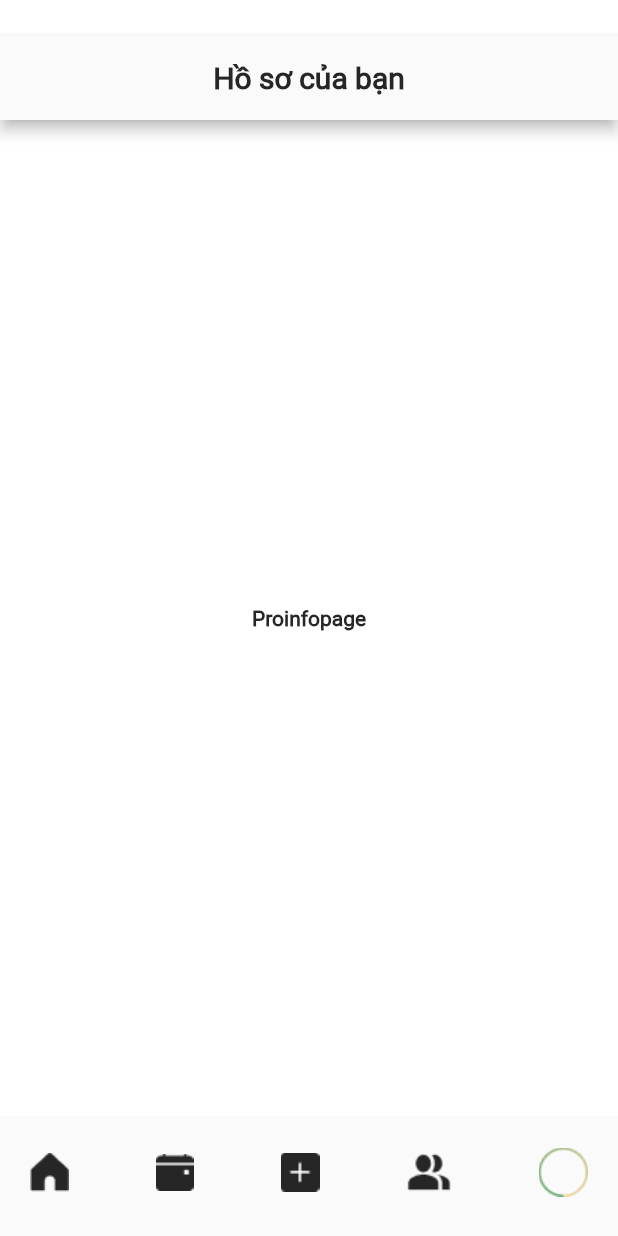
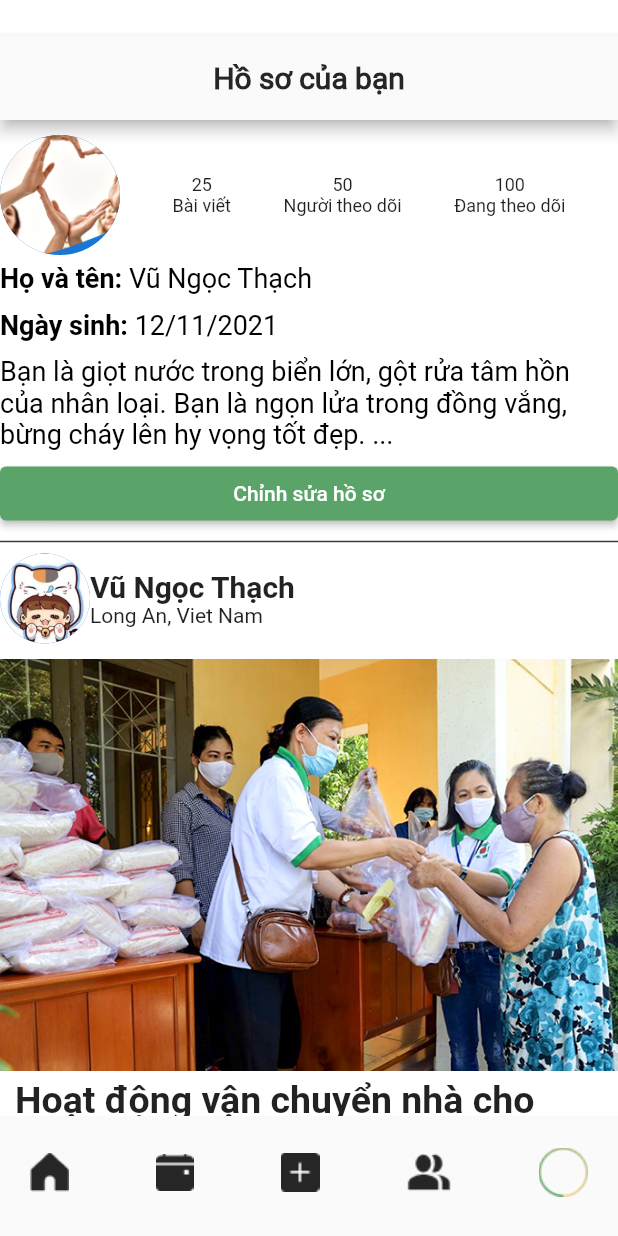
Before and after one commit to HuynhThiMinhNhuc/CharityApp, a Flutter app: the screen it shows after launch, item 5 of the bottom bar chosen, on a phone screen of 412 x 824 dp. Run offline on Flutter 3.47's test engine with Material 2 defaults, Android fonts, the phone set to English and light mode, and no system bars; our stand-ins replace font_awesome_flutter; network calls fail.

Commit message:
add post_overview

```diff
--- /dev/null
+++ b/CharityApp/lib/views/Component/information_creator_post_view.dart
@@ -0,0 +1,32 @@
+import 'package:flutter/material.dart';
+
+class InformationCreatorPostView extends StatelessWidget {
+  final String avatarAsset;
+  final String name;
+  final String location;
+
+  InformationCreatorPostView(this.name, this.location,
+      {this.avatarAsset = "asset/imagesample/avatar1.jpg"});
+
+  @override
+  Widget build(BuildContext context) {
+    return Scrollbar(
+      child: Row(
+        children: [
+          CircleAvatar(
+            backgroundImage: AssetImage(this.avatarAsset),
+            radius: 30,
+          ),
+          Column(
+            crossAxisAlignment: CrossAxisAlignment.start,
+            children: [
+              Text(this.name,
+                  style: TextStyle(fontSize: 20, fontWeight: FontWeight.bold)),
+              Text(this.location, style: TextStyle(fontSize: 14)),
+            ],
+          )
+        ],
+      ),
+    );
+  }
+}
--- /dev/null
+++ b/CharityApp/lib/views/Component/post_overview.dart
@@ -0,0 +1,63 @@
+import 'package:flutter/material.dart';
+
+import 'information_creator_post_view.dart';
+
+class PostOverview extends StatefulWidget {
+  final String nameCreator;
+  final String location;
+  final String title;
+  final String description;
+  final List<String> tags;
+  final String imageAsset;
+
+  PostOverview(this.nameCreator, this.location, this.title, this.description,
+      this.tags, this.imageAsset);
+
+  @override
+  _PostOverviewState createState() => _PostOverviewState();
+}
+
+class _PostOverviewState extends State<PostOverview> {
+  @override
+  Widget build(BuildContext context) {
+    return Column(
+      crossAxisAlignment: CrossAxisAlignment.start,
+      children: [
+        InformationCreatorPostView(widget.nameCreator, widget.location),
+        SizedBox(height: 10,),
+        Image.asset(
+          widget.imageAsset,
+          fit: BoxFit.fitWidth
+        ),
+        Padding(
+          padding: const EdgeInsets.fromLTRB(10,5,5,5),
+          child: Text(
+            widget.title,
+            style: TextStyle(fontWeight: FontWeight.bold, fontSize: 25),
+          ),
+        ),
+        Padding(
+          padding: const EdgeInsets.fromLTRB(10,5,5,5),
+          child: Text(
+            widget.description,
+            style: TextStyle(fontSize: 16),
+          ),
+        ),
+        SizedBox(
+          height: 30,
+          child: ListView.builder(
+            itemBuilder: (_, index) {
+              return Padding(
+                padding: const EdgeInsets.fromLTRB(5, 0, 5, 0),
+                child: ElevatedButton(
+                    onPressed: null, child: Text(widget.tags[index])),
+              );
+            },
+            itemCount: widget.tags.length,
+            scrollDirection: Axis.horizontal,
+          ),
+        ),
+      ],
+    );
+  }
+}
--- a/CharityApp/lib/views/HomeView/profile_overview.dart
+++ b/CharityApp/lib/views/HomeView/profile_overview.dart
@@ -1,5 +1,5 @@
 import 'package:flutter/material.dart';
-import 'package:charityapp/views/HomeView/informationprofileview.dart';
+import 'package:charityapp/views/HomeView/information_profile_view.dart';
 import 'package:intl/intl.dart';
 
 class ProfileOverView extends StatefulWidget {
@@ -20,14 +20,15 @@ class _ProfileOverViewState extends State<ProfileOverView> {
     return Column(
       crossAxisAlignment: CrossAxisAlignment.start,
       children: [
-        Container(
-          alignment: Alignment.center,
-          padding: const EdgeInsets.fromLTRB(0, 10, 0, 20),
-          child: Text(
-            "Hồ sơ của bạn",
-            style: TextStyle(fontWeight: FontWeight.bold, fontSize: 20),
-          ),
-        ),
+        // Container(
+        //   alignment: Alignment.center,
+        //   padding: const EdgeInsets.fromLTRB(0, 10, 0, 20),
+        //   child: Text(
+        //     "Hồ sơ của bạn",
+        //     style: TextStyle(fontWeight: FontWeight.bold, fontSize: 20),
+        //   ),
+        // ),
+        SizedBox(height: 10,),
         Row(
           children: [
             //Avatar widget
--- /dev/null
+++ b/CharityApp/lib/views/HomeView/profile_page.dart
@@ -0,0 +1,57 @@
+import 'package:charityapp/views/Component/post_overview.dart';
+import 'package:charityapp/views/HomeView/profile_overview.dart';
+import 'package:flutter/material.dart';
+
+class ProfilePage extends StatefulWidget {
+  final List<PostOverview> listPosts;
+
+  ProfilePage({this.listPosts = const []});
+
+  @override
+  _ProfilePageState createState() => _ProfilePageState();
+}
+
+class _ProfilePageState extends State<ProfilePage> {
+  @override
+  Widget build(BuildContext context) {
+    return SingleChildScrollView(
+      child: Column(
+          children: [
+            ProfileOverView(
+                "Vũ Ngọc Thạch",
+                DateTime.now(),
+                "Bạn là giọt nước trong biển lớn, gột rửa tâm hồn của nhân loại. Bạn là ngọn lửa trong đồng vắng, bừng cháy lên hy vọng tốt đẹp. ...",
+                [25, 50, 100]),
+            Container(
+              child: ListView.separated(
+                  itemBuilder: (_, index) {
+                    return PostOverview(
+                        "Vũ Ngọc Thạch",
+                        "Long An, Viet Nam",
+                        "Hoạt động vận chuyển nhà cho người già neo đơn Quận 1",
+                        "Tháng 11 chúng tôi sẽ tỗ chức hoạt động vận chuyển nhà cho cụ Nguyễn Văn A tại quận 1, tp Hồ Chí Minh",
+                        ["Trẻ mồ côi", "Môi trường"],
+                        "asset/imagesample/post1.jpg");
+                  },
+                  separatorBuilder: (_, index) {
+                    return Column(
+                      children: [
+                        SizedBox(
+                          height: 10,
+                        ),
+                        Divider(
+                          height: 1,
+                          color: Colors.black,
+                        ),
+                      ],
+                    );
+                  },
+                  itemCount: 3,
+                  physics: NeverScrollableScrollPhysics(),
+                  shrinkWrap: true,),
+            ),
+          ],
+      ),
+    );
+  }
+}
--- a/CharityApp/lib/views/Root_App.dart
+++ b/CharityApp/lib/views/Root_App.dart
@@ -1,7 +1,10 @@
 import 'package:charityapp/global_variable/color.dart';
+import 'package:charityapp/views/HomeView/profile_page.dart';
 import 'package:charityapp/views/Pages/Home_page.dart';
 import 'package:flutter/cupertino.dart';
 import 'package:flutter/material.dart';
+
+import 'HomeView/profile_overview.dart';
 
 class root_app extends StatefulWidget {
   const root_app({Key? key}) : super(key: key);
@@ -155,15 +158,7 @@ class _root_appState extends State<root_app> {
             fontWeight: FontWeight.bold),
       ),
     ),
-    Center(
-      child: Text(
-        'Proinfopage',
-        style: TextStyle(
-            color: textcolor,
-            fontFamily: 'Roboto_Regular',
-            fontWeight: FontWeight.bold),
-      ),
-    )
+    ProfilePage(),
   ];
   Widget getbody() {
     return IndexedStack(
--- a/CharityApp/pubspec.yaml
+++ b/CharityApp/pubspec.yaml
@@ -68,6 +68,8 @@ flutter:
     - asset/Icon/ProfileFullIcon.png
     - asset/Icon/ProfileIcon.png
     - asset/Icon/Notice.png
+    - asset/imagesample/post1.jpg
+    - asset/imagesample/avatar1.jpg
   # An image asset can refer to one or more resolution-specific "variants", see
   # https://flutter.dev/assets-and-images/#resolution-aware.
 
```
Also changed, not shown: CharityApp/lib/main.dart (+0 -16 lines), CharityApp/asset/imagesample/avatar1.jpg (added), CharityApp/asset/imagesample/post1.jpg (added), CharityApp/lib/views/HomeView/information_profile_view.dart (renamed from CharityApp/lib/views/HomeView/informationprofileview.dart).
